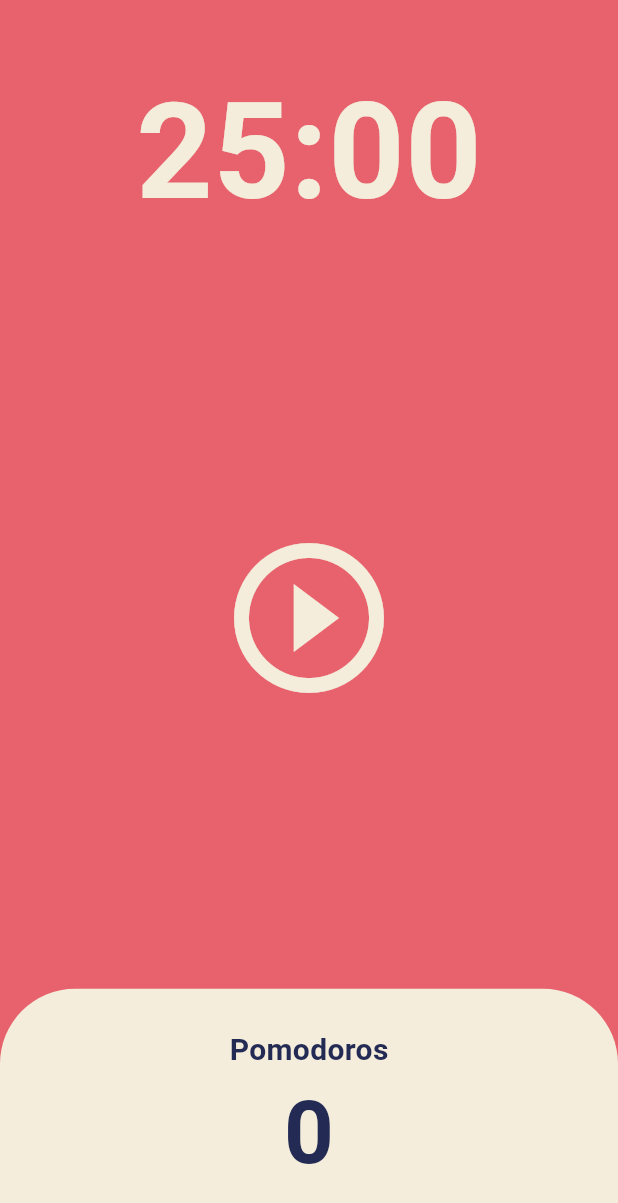
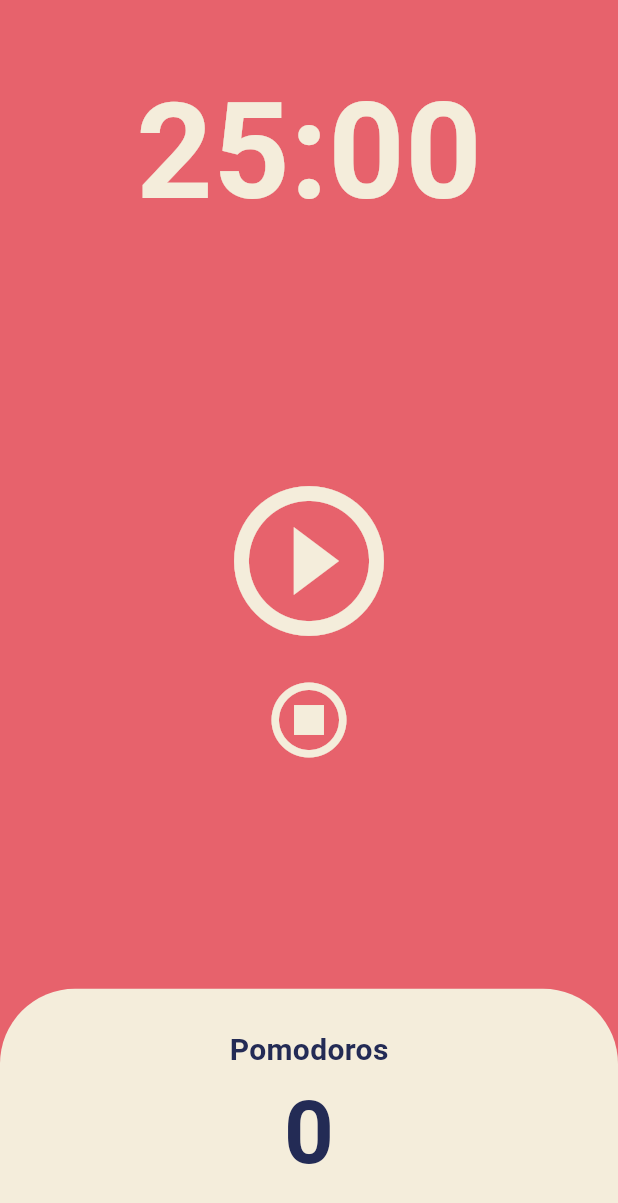
Before and after one commit to lstar2397/flutter-for-beginners, a Flutter app: the screen it shows after launch, on a phone screen of 412 x 824 dp. Shown: the top 1203 px of the screen. Run offline on Flutter 3.47's test engine with Material 3 defaults, Android fonts, the phone set to English and light mode, and no system bars.

Commit message:
#5.4 Code Challenge

```diff
--- a/pomodoro/lib/screens/home_screen.dart
+++ b/pomodoro/lib/screens/home_screen.dart
@@ -49,6 +49,14 @@ class _HomeScreenState extends State<HomeScreen> {
     });
   }
 
+  void onResetPressed() {
+    timer.cancel();
+    setState(() {
+      isRunning = false;
+      totalSeconds = twentyFiveMinutes;
+    });
+  }
+
   String format(int seconds) {
     var duration = Duration(seconds: seconds);
     return duration.toString().split(".").first.substring(2, 7);
@@ -76,8 +84,10 @@ class _HomeScreenState extends State<HomeScreen> {
           ),
           Flexible(
             flex: 3,
-            child: Center(
-              child: IconButton(
+            child: Column(
+              mainAxisAlignment: MainAxisAlignment.center,
+              children: [
+                IconButton(
                   iconSize: 120,
                   color: Theme.of(context).cardColor,
                   onPressed: isRunning ? onPausePressed : onStartPressed,
@@ -85,6 +95,12 @@ class _HomeScreenState extends State<HomeScreen> {
                       ? Icons.pause_circle_outline
                       : Icons.play_circle_outline),
                 ),
+                IconButton(
+                    iconSize: 60,
+                    color: Theme.of(context).cardColor,
+                    onPressed: onResetPressed,
+                    icon: const Icon(Icons.stop_circle_outlined))
+              ],
             ),
           ),
           Flexible(
```
Lines whose indentation alone changed are shown as unchanged.
